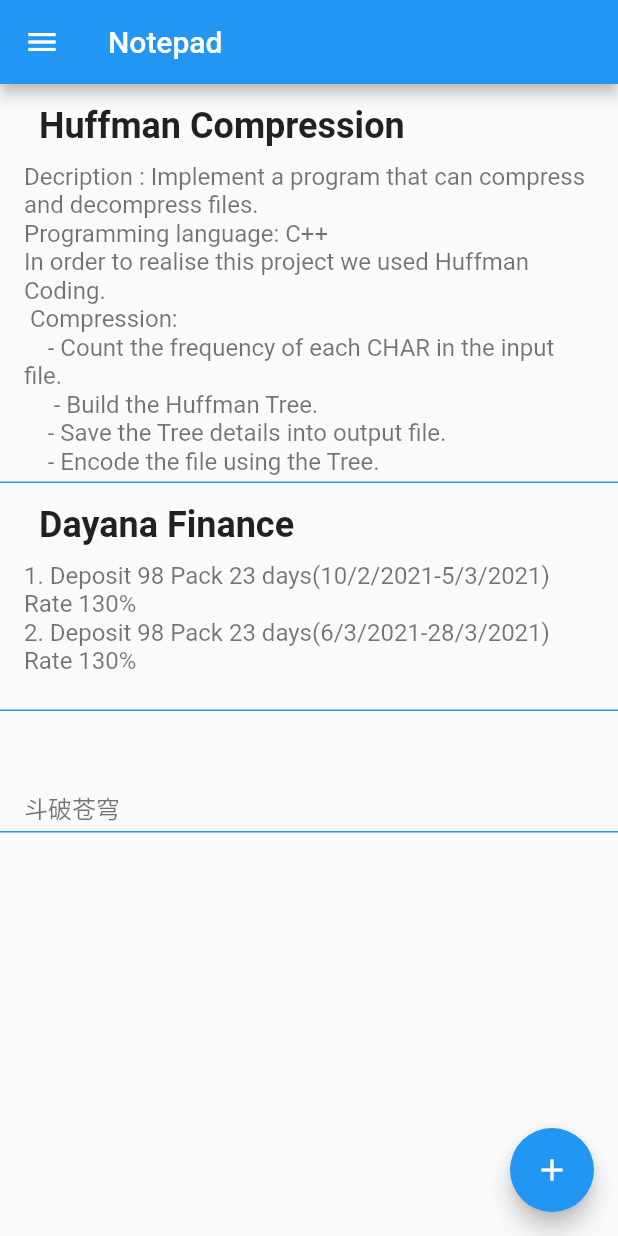
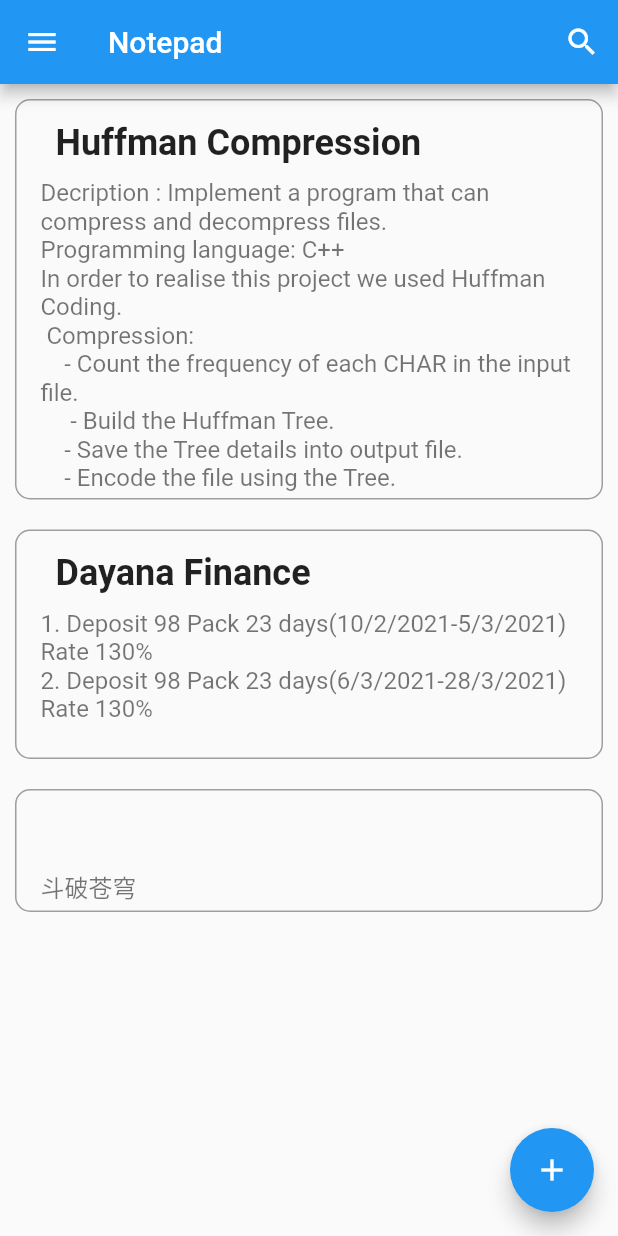
Before and after one commit to oezeb/Notepad, a Flutter app: the screen it shows after launch, on a phone screen of 412 x 824 dp. Run offline on Flutter 3.47's test engine with Material 2 defaults, Android fonts, the phone set to English and light mode, and no system bars.

```diff
--- a/lib/models/note.dart
+++ b/lib/models/note.dart
@@ -5,11 +5,6 @@ class Note {
   final DateTime editDate;
   final DateTime alarm;
 
-  Note({
-    this.noteId,
-    this.title,
-    this.text,
-    this.editDate,
-    this.alarm,
-  });
+  Note({this.noteId, this.title, this.text, this.alarm, DateTime editDate})
+      : this.editDate = editDate ?? DateTime.now();
 }
--- a/lib/views/homepage.dart
+++ b/lib/views/homepage.dart
@@ -2,6 +2,7 @@ import 'package:flutter/material.dart';
 import 'package:flutter/rendering.dart';
 import 'package:notepad/data/data.dart';
 import 'package:notepad/models/note.dart';
+import 'package:notepad/views/editpage.dart';
 
 class HomePage extends StatefulWidget {
   final String title;
@@ -14,18 +15,17 @@ class HomePage extends StatefulWidget {
 
 class _HomePageState extends State<HomePage> {
   _buildListItem(Note note) {
-    return Column(
-      mainAxisAlignment: MainAxisAlignment.start,
-      children: <Widget>[
-        Dismissible(
+    return Dismissible(
       key: Key(note.noteId),
       direction: DismissDirection.endToStart,
-          background: Container(
-            color: Colors.red,
-          ),
       onDismissed: (direction) {
         //TODO: delete note from database
       },
+      child: Container(
+        margin: EdgeInsets.all(10.0),
+        decoration: BoxDecoration(
+            border: Border.all(color: Colors.grey),
+            borderRadius: BorderRadius.circular(10.0)),
         child: ListTile(
           title: Padding(
             padding: EdgeInsets.all(10.0),
@@ -48,20 +48,20 @@ class _HomePageState extends State<HomePage> {
             overflow: TextOverflow.ellipsis,
           ),
           onTap: () {
-              //TODO: on tap edit note
+            Navigator.push(
+              context,
+              MaterialPageRoute(
+                builder: (BuildContext context) => EditPage(
+                  note: note,
+                ),
+              ),
+            );
           },
           onLongPress: () {
             //TODO: on long press show options(delete,..)
           },
         ),
       ),
-        SizedBox(
-          height: 1,
-          child: Container(
-            color: Colors.blue,
-          ),
-        ),
-      ],
     );
   }
 
@@ -82,16 +82,35 @@ class _HomePageState extends State<HomePage> {
           icon: Icon(
             Icons.menu,
           ),
-          onPressed: () {},
+          onPressed: () {
+            //TODO: show menu
+          },
         ),
         title: Text(
           widget.title,
         ),
+        actions: [
+          IconButton(
+            icon: Icon(Icons.search),
+            onPressed: () {
+              //TODO: show search bar
+            },
+          ),
+        ],
       ),
       body: _buildList(),
       floatingActionButton: FloatingActionButton(
         child: Icon(Icons.add),
-        onPressed: () {},
+        onPressed: () {
+          Navigator.push(
+            context,
+            MaterialPageRoute(
+              builder: (BuildContext context) => EditPage(
+                note: Note(),
+              ),
+            ),
+          );
+        },
       ),
     );
   }
```
Also changed, not shown: lib/views/editpage.dart (added, +138 -0 lines), images/editpage.png (added), 1 other file. Lines whose indentation alone changed are shown as unchanged.
